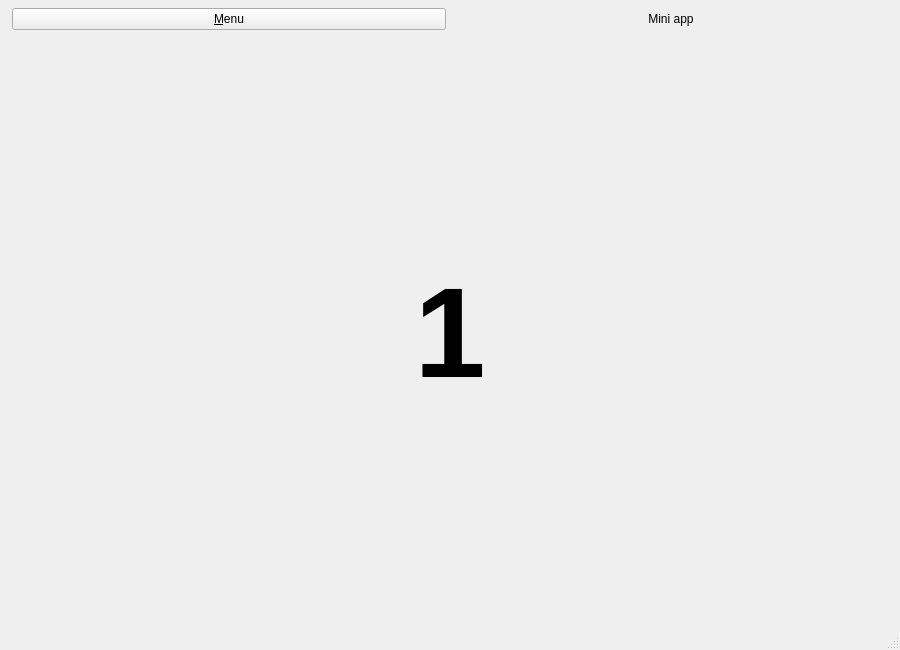
Qt form mainwindow.ui (EmeraldMagician/EmeraldMaster) before a commit.
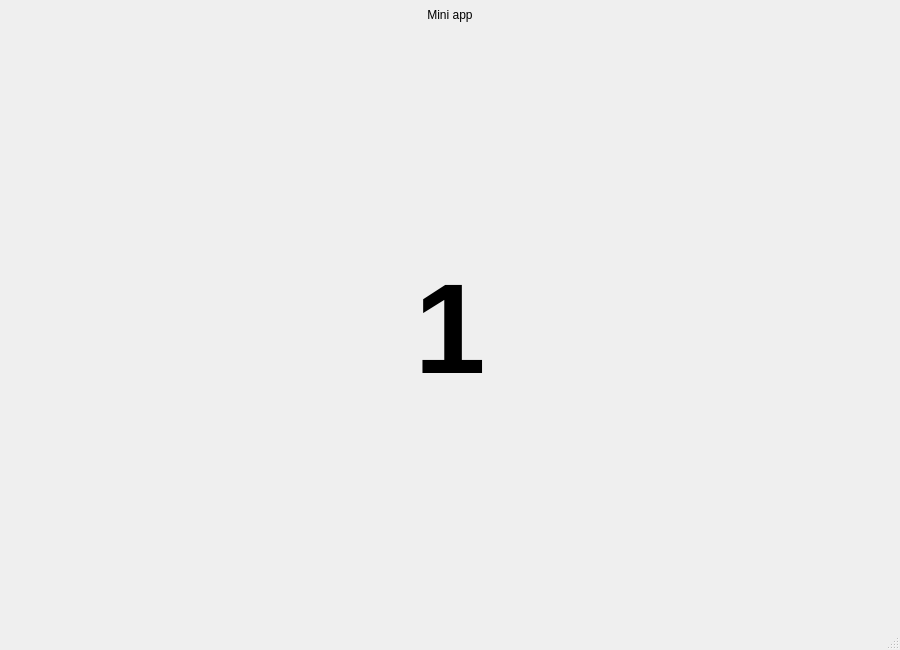
The same form after that commit. The open tabs and pages were chosen to show the change.

Commit message:
Remove Menu button and touch focus highlights
- Navigate back only with Esc on desktop / the system Back key on Android
- Drop the status-bar hint, which mentioned a key phones do not have
- On Android, tiles are not focusable and have no hover/focus styling, so
  returning to the grid no longer highlights a second tile
- Desktop keyboard focus behavior is unchanged

The edit to the form file:
```diff
--- a/mainwindow.ui
+++ b/mainwindow.ui
@@ -128,13 +128,6 @@
           <property name="bottomMargin">
            <number>8</number>
           </property>
-          <item>
-           <widget class="QPushButton" name="backButton">
-            <property name="text">
-             <string>&amp;Menu</string>
-            </property>
-           </widget>
-          </item>
           <item>
            <widget class="QLabel" name="appTitleLabel">
             <property name="text">
```
The commit also changes 2 other files.
